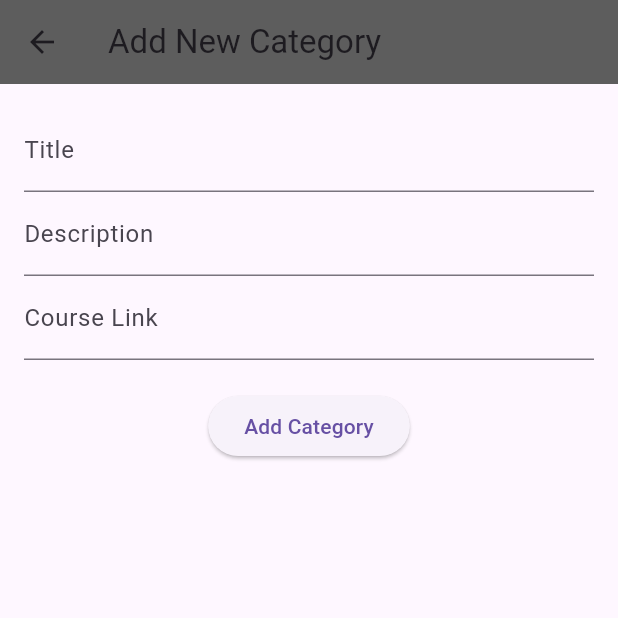
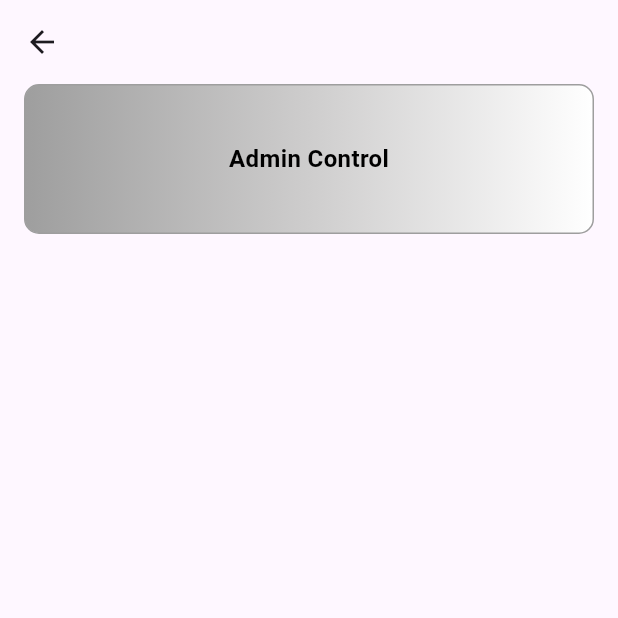
Before and after one commit to Rithik1611/kcg_teamup, a Flutter app: the HomePage screen opened directly, item 3 of the bottom bar chosen, on a phone screen of 412 x 824 dp, the top half of it. Run offline on Flutter 3.47's test engine with Material 3 defaults, Android fonts, the phone set to English and light mode, and no system bars; our stand-ins replace bloc, flutter_bloc.

Commit message:
admin control

```diff
--- /dev/null
+++ b/lib/view/pages/add_main_screen.dart
@@ -0,0 +1,54 @@
+import 'package:flutter/material.dart';
+import 'package:kcg_teamup/view/pages/add_category_page.dart';
+
+class AddMainScreen extends StatelessWidget {
+  const AddMainScreen({super.key});
+
+  @override
+  Widget build(BuildContext context) {
+    return Scaffold(
+      appBar: AppBar(),
+      body: Center(
+        child: InkWell(
+          onTap: () {
+            Navigator.push(
+              context,
+              MaterialPageRoute(
+                builder: (context) => AddCategoryPage(),
+              ),
+            );
+          },
+          child: Column(
+            mainAxisAlignment: MainAxisAlignment.start,
+            children: [
+              Container(
+                width: 380,
+                height: 100,
+                decoration: BoxDecoration(
+                  gradient: LinearGradient(colors: [
+                    Colors.grey,
+                    const Color.fromARGB(255, 206, 205, 205),
+                    Colors.white
+                  ], begin: Alignment.centerLeft, end: Alignment.centerRight),
+                  border: Border.all(color: Colors.grey),
+                  borderRadius: BorderRadius.circular(10),
+                ),
+                child: Center(
+                  child: Text(
+                    "Admin Control",
+                    textAlign: TextAlign.left,
+                    style: TextStyle(
+                      fontWeight: FontWeight.bold,
+                      fontSize: 16,
+                      color: Colors.black,
+                    ),
+                  ),
+                ),
+              ),
+            ],
+          ),
+        ),
+      ),
+    );
+  }
+}
--- a/lib/view/pages/home_page.dart
+++ b/lib/view/pages/home_page.dart
@@ -1,6 +1,6 @@
 import 'package:flutter/cupertino.dart';
 import 'package:flutter/material.dart';
-import 'package:kcg_teamup/view/pages/add_category_page.dart';
+import 'package:kcg_teamup/view/pages/add_main_screen.dart';
 import 'package:kcg_teamup/view/pages/home.dart';
 
 void main() {
@@ -33,7 +33,7 @@ class _HomePageState extends State<HomePage> {
     if (index == 2) {
       final result = await Navigator.push(
         context,
-        MaterialPageRoute(builder: (context) => AddCategoryPage()),
+        MaterialPageRoute(builder: (context) => AddMainScreen()),
       );
       if (result == true) {
         // Update state to refresh the home page
@@ -122,7 +122,7 @@ class _HomePageState extends State<HomePage> {
           ),
         );
       case 2:
-        return AddCategoryPage();
+        return AddMainScreen();
       case 3:
         return Center(
           child: Text(
```
